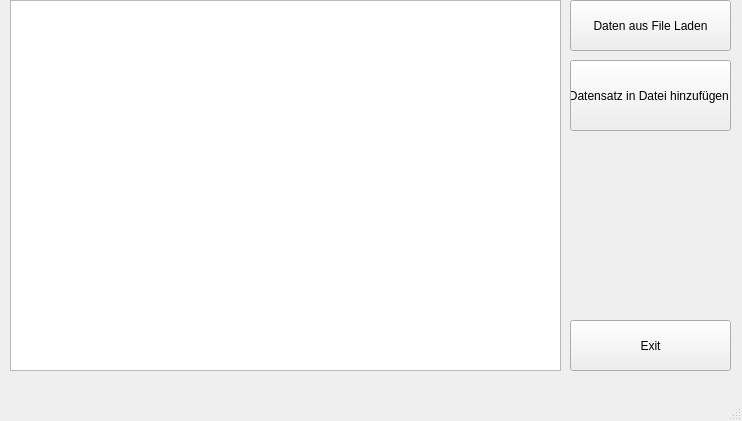
This is mainwindow.ui in fayezbk/Person as Qt 5 draws it before an edit. The edited form follows.
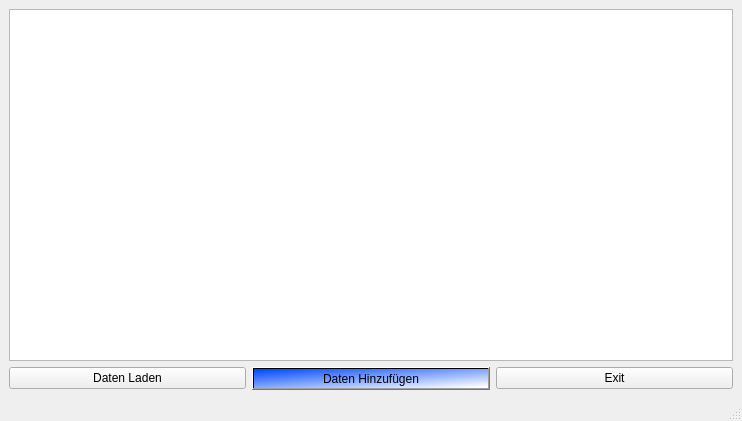
This is the edited form.

The edit to the form file:
```diff
--- a/mainwindow.ui
+++ b/mainwindow.ui
@@ -14,55 +14,42 @@
    <string>MainWindow</string>
   </property>
   <widget class="QWidget" name="centralwidget">
+   <layout class="QHBoxLayout" name="horizontalLayout">
+    <item>
+     <layout class="QGridLayout" name="gridLayout">
+      <item row="0" column="0" colspan="3">
+       <widget class="QTableWidget" name="t1"/>
+      </item>
+      <item row="1" column="0">
    <widget class="QPushButton" name="Dateiladen">
-    <property name="geometry">
-     <rect>
-      <x>570</x>
-      <y>0</y>
-      <width>161</width>
-      <height>51</height>
-     </rect>
+        <property name="styleSheet">
+         <string notr="true">font: 8pt &quot;Elephant&quot;;</string>
     </property>
     <property name="text">
-     <string>Daten aus File Laden</string>
-    </property>
-   </widget>
+         <string>Daten Laden</string>
+        </property>
+       </widget>
+      </item>
+      <item row="1" column="1">
+       <widget class="QPushButton" name="Dateihinzufugen">
+        <property name="styleSheet">
+         <string notr="true">background-color: qlineargradient(spread:reflect, x1:0, y1:0, x2:0.949, y2:1, stop:0.0113636 rgba(0, 72, 255, 255), stop:0.988636 rgba(255, 255, 255, 255));</string>
+        </property>
+        <property name="text">
+         <string>Daten Hinzufügen</string>
+        </property>
+       </widget>
+      </item>
+      <item row="1" column="2">
    <widget class="QPushButton" name="Exit">
-    <property name="geometry">
-     <rect>
-      <x>570</x>
-      <y>320</y>
-      <width>161</width>
-      <height>51</height>
-     </rect>
-    </property>
     <property name="text">
      <string>Exit</string>
     </property>
    </widget>
-   <widget class="QPushButton" name="Dateihinzufugen">
-    <property name="geometry">
-     <rect>
-      <x>570</x>
-      <y>60</y>
-      <width>161</width>
-      <height>71</height>
-     </rect>
-    </property>
-    <property name="text">
-     <string>Datensatz in Datei hinzufügen </string>
-    </property>
-   </widget>
-   <widget class="QTableWidget" name="t1">
-    <property name="geometry">
-     <rect>
-      <x>10</x>
-      <y>0</y>
-      <width>551</width>
-      <height>371</height>
-     </rect>
-    </property>
-   </widget>
+      </item>
+     </layout>
+    </item>
+   </layout>
   </widget>
   <widget class="QMenuBar" name="menubar">
    <property name="geometry">
```
Lines whose indentation alone changed are shown as unchanged.
